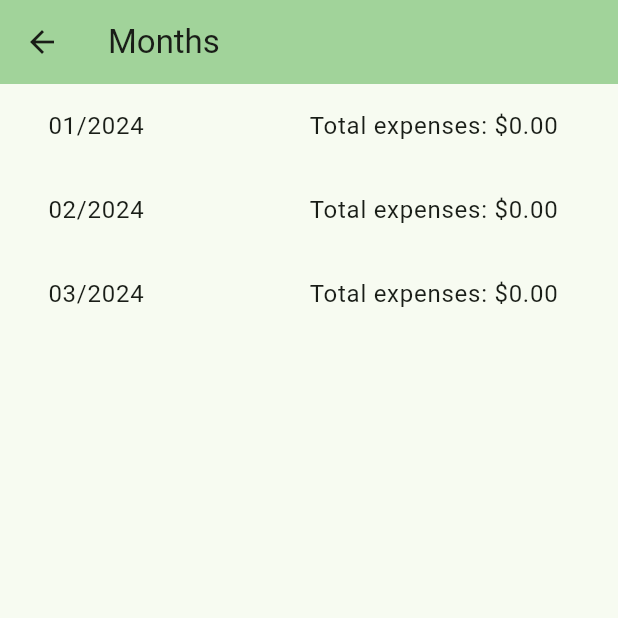
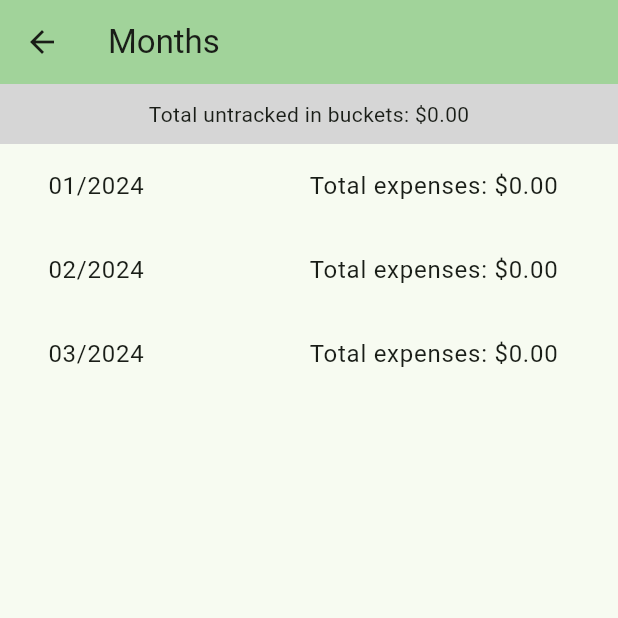
Before and after one commit to jamin-eisenberg/spend-wise, a Flutter app: the MonthsPage screen opened directly with empty values, on a phone screen of 412 x 824 dp, the top half of it. Run offline on Flutter 3.47's test engine with Material 3 defaults, Android fonts, the light colour scheme and no system bars; our stand-ins replace cloud_firestore, firebase_auth, firebase_core, go_router; missing offline and left inert: firebase_ui_auth; accounts and stored records are empty.

Commit message:
Amount not tracked in buckets

```diff
--- a/lib/main.dart
+++ b/lib/main.dart
@@ -32,8 +32,10 @@ _router() {
                   buckets: appState.buckets, expenses: appState.expenses),
               BucketsPage(buckets: appState.buckets),
               MonthsPage(
-                  expenses: appState.expenses,
-                  months: appState.months),
+                expenses: appState.expenses,
+                months: appState.months,
+                buckets: appState.buckets,
+              ),
             ]);
           } else {
             return Scaffold(
--- a/lib/month_details_page.dart
+++ b/lib/month_details_page.dart
@@ -193,7 +193,6 @@ class _MonthDetailsPageState extends State<MonthDetailsPage> {
                   "This month's 'real spending': ${Expense.formattedCost((widget.month.estimatedMonthlyIncome ?? 0) - widget.month.expenses.map((e) => e.centsCost).sum + widget.month.allAccountsTotal! - widget.nextMonth!.allAccountsTotal!)}"),
           ],
           // real spending = estimated monthly income - total of input expenses + this month's account total - next month's account total
-          // amount not in any bucket = this month's account total - bucket total snapshot; not this
           // amount not in any bucket (not for a particular month) = the most recent month's total - total buckets
         ),
       ),
--- a/lib/months_page.dart
+++ b/lib/months_page.dart
@@ -1,13 +1,20 @@
+import 'package:collection/collection.dart';
 import 'package:flutter/material.dart';
 import 'package:spend_wise/expense.dart';
 
+import 'bucket.dart';
 import 'month.dart';
 
 class MonthsPage extends StatelessWidget {
   final List<Expense> expenses;
   final List<Month> months;
+  final List<Bucket> buckets;
 
-  const MonthsPage({super.key, required this.expenses, required this.months});
+  const MonthsPage(
+      {super.key,
+      required this.expenses,
+      required this.months,
+      required this.buckets});
 
   List<DateTime> getMonthsBetween(DateTime start, DateTime end) {
     var curr = start;
@@ -38,27 +45,54 @@ class MonthsPage extends StatelessWidget {
         backgroundColor: Theme.of(context).colorScheme.inversePrimary,
         title: const Text("Months"),
       ),
-      body: Center(
+      body: Column(
+        crossAxisAlignment: CrossAxisAlignment.stretch,
+        children: [
+          Container(
+              color: Colors.grey[350],
+              child: Padding(
+                padding: const EdgeInsets.all(10),
+                child: Center(
+                  child: Text(
+                      "Total untracked in buckets: ${Expense.formattedCost((months.where((m) => m.allAccountsTotal != null).lastOrNull?.allAccountsTotal ?? 0) - buckets.map((b) => b.amountCents).sum)}"),
+                ),
+              )),
+          Flexible(
+            child: Center(
               child: ListView(
                 children: [
-            for (var (date, nextDate) in twoSlidingWindow(getMonthsBetween(DateTime(2024), DateTime.now())))
+                  for (var (date, nextDate) in twoSlidingWindow(
+                      getMonthsBetween(DateTime(2024), DateTime.now())))
                     Month(
                       month: date,
-                expenses: expenses.where((e) => e.forMonth == date).toList(),
+                      expenses:
+                          expenses.where((e) => e.forMonth == date).toList(),
                       allAccountsTotal: matchingFromDb(date)?.allAccountsTotal,
-                estimatedMonthlyIncome: matchingFromDb(date)?.estimatedMonthlyIncome,
-                bucketTransferDate: matchingFromDb(date)?.bucketTransferDate,
-                nextMonth: nextDate == null ? null : Month(
+                      estimatedMonthlyIncome:
+                          matchingFromDb(date)?.estimatedMonthlyIncome,
+                      bucketTransferDate:
+                          matchingFromDb(date)?.bucketTransferDate,
+                      nextMonth: nextDate == null
+                          ? null
+                          : Month(
                               month: nextDate,
-                  expenses: expenses.where((e) => e.forMonth == nextDate).toList(),
-                  allAccountsTotal: matchingFromDb(nextDate)?.allAccountsTotal,
-                  estimatedMonthlyIncome: matchingFromDb(nextDate)?.estimatedMonthlyIncome,
-                  bucketTransferDate: matchingFromDb(nextDate)?.bucketTransferDate,
+                              expenses: expenses
+                                  .where((e) => e.forMonth == nextDate)
+                                  .toList(),
+                              allAccountsTotal:
+                                  matchingFromDb(nextDate)?.allAccountsTotal,
+                              estimatedMonthlyIncome: matchingFromDb(nextDate)
+                                  ?.estimatedMonthlyIncome,
+                              bucketTransferDate:
+                                  matchingFromDb(nextDate)?.bucketTransferDate,
                             ),
                     )
                 ],
               ),
             ),
+          ),
+        ],
+      ),
     );
   }
 }
```
Lines whose indentation alone changed are shown as unchanged.
